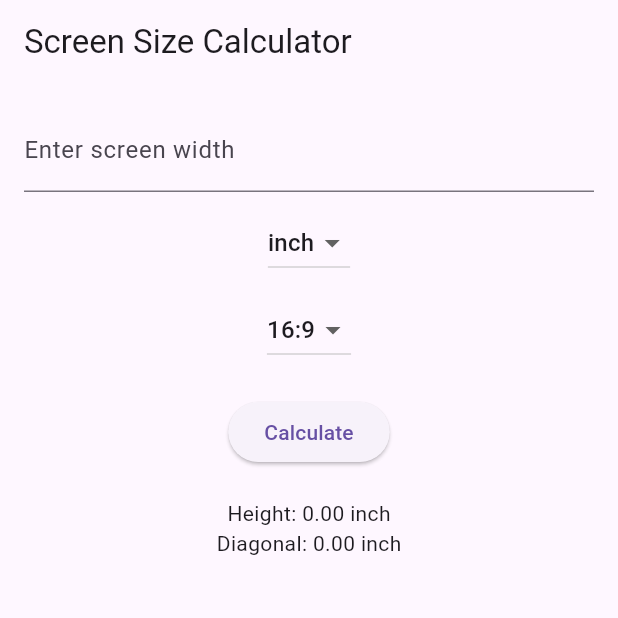
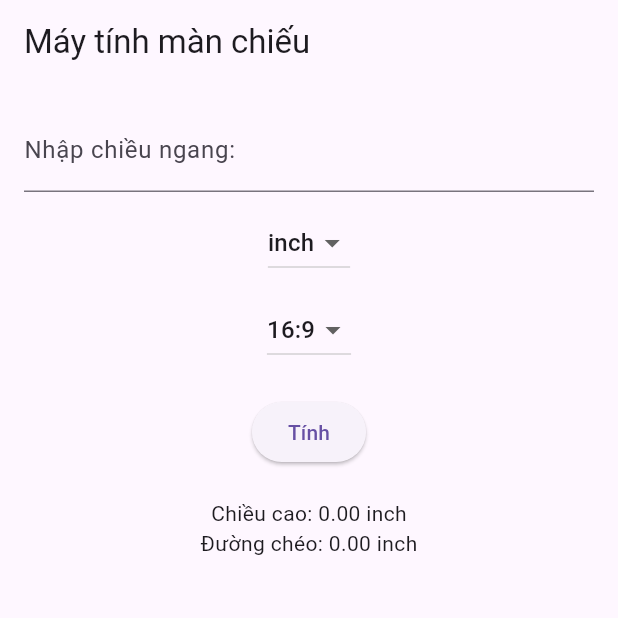
Before and after one commit to Lehuuthanh23/calc_inch, a Flutter app: the screen it shows after launch, on a phone screen of 412 x 824 dp, the top half of it. Run offline on Flutter 3.47's test engine with Material 3 defaults, Android fonts, the light colour scheme and no system bars.

Commit message:
first commit

```diff
--- a/lib/main.dart
+++ b/lib/main.dart
@@ -2,14 +2,16 @@ import 'package:flutter/material.dart';
 import 'dart:math';
 
 void main() {
-  runApp(ScreenSizeCalculator());
+  runApp(const ScreenSizeCalculator()); // Thêm const
 }
 
 class ScreenSizeCalculator extends StatelessWidget {
   const ScreenSizeCalculator({super.key});
+
   @override
   Widget build(BuildContext context) {
-    return MaterialApp(
+    return const MaterialApp(
+      // Thêm const
       debugShowCheckedModeBanner: false,
       home: ScreenCalculatorPage(),
     );
@@ -18,6 +20,7 @@ class ScreenSizeCalculator extends StatelessWidget {
 
 class ScreenCalculatorPage extends StatefulWidget {
   const ScreenCalculatorPage({super.key});
+
   @override
   ScreenCalculatorPageState createState() => ScreenCalculatorPageState();
 }
@@ -54,17 +57,18 @@ class ScreenCalculatorPageState extends State<ScreenCalculatorPage> {
   @override
   Widget build(BuildContext context) {
     return Scaffold(
-      appBar: AppBar(title: Text('Screen Size Calculator')),
+      appBar: AppBar(title: const Text('Máy tính màn chiếu')), // Thêm const
       body: Padding(
-        padding: const EdgeInsets.all(16.0),
+        padding: const EdgeInsets.all(16.0), // Đã có const từ trước
         child: Column(
           children: [
             TextField(
               controller: _lengthController,
               keyboardType: TextInputType.number,
-              decoration: InputDecoration(labelText: 'Enter screen width'),
+              decoration: const InputDecoration(
+                  labelText: 'Nhập chiều ngang: '), // Thêm const
             ),
-            SizedBox(height: 10),
+            const SizedBox(height: 10), // Thêm const
             DropdownButton<String>(
               value: _selectedUnit,
               items: ['inch', 'mm'].map((String value) {
@@ -79,7 +83,7 @@ class ScreenCalculatorPageState extends State<ScreenCalculatorPage> {
                 });
               },
             ),
-            SizedBox(height: 10),
+            const SizedBox(height: 10), // Thêm const
             DropdownButton<String>(
               value: _selectedRatio,
               items: ['16:9', '4:3'].map((String value) {
@@ -94,14 +98,17 @@ class ScreenCalculatorPageState extends State<ScreenCalculatorPage> {
                 });
               },
             ),
-            SizedBox(height: 20),
+            const SizedBox(height: 20), // Thêm const
             ElevatedButton(
               onPressed: _calculateSize,
-              child: Text('Calculate'),
+              child: const Text('Tính'), // Thêm const
             ),
-            SizedBox(height: 20),
-            Text('Height: ${_height.toStringAsFixed(2)} $_selectedUnit'),
-            Text('Diagonal: ${_diagonalInInches.toStringAsFixed(2)} inch'),
+            const SizedBox(height: 20), // Thêm const
+            Text('Chiều cao: ${_height.toStringAsFixed(2)} $_selectedUnit'),
+            Text('Đường chéo: ${_diagonalInInches.toStringAsFixed(2)} inch'),
+            if (_lengthController.text.isNotEmpty)
+              Text(
+                  'Khoảng cách:  ${((int.parse(_lengthController.text.toString()) * 1.34) / 1000).toStringAsFixed(2)} - ${((int.parse(_lengthController.text.toString()) * 2.22) / 1000).toStringAsFixed(2)} m'),
           ],
         ),
       ),
```
Also changed, not shown: 1 other file.
